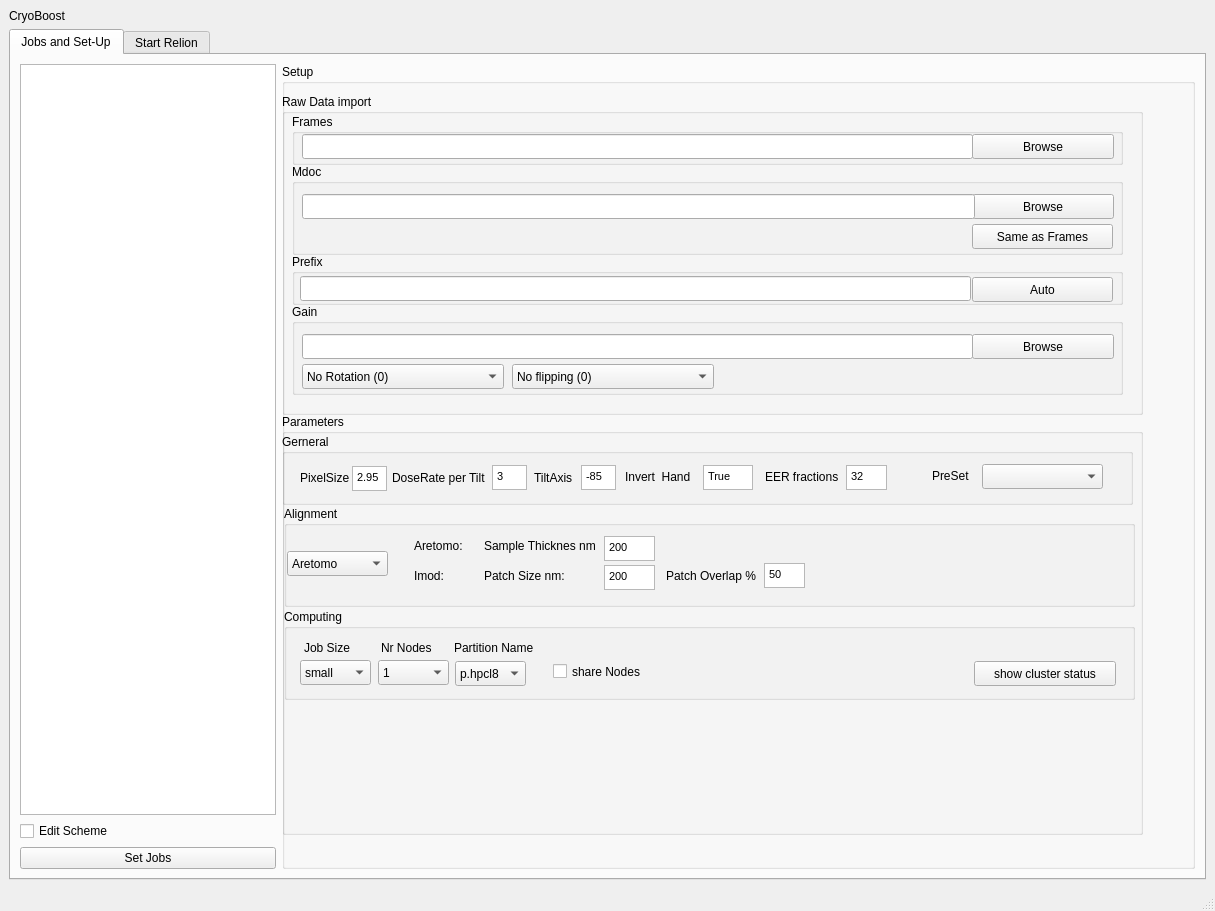
Old version of the form src/gui/schemeGui.ui in the repository Klumpe-lab/CryoBoost.
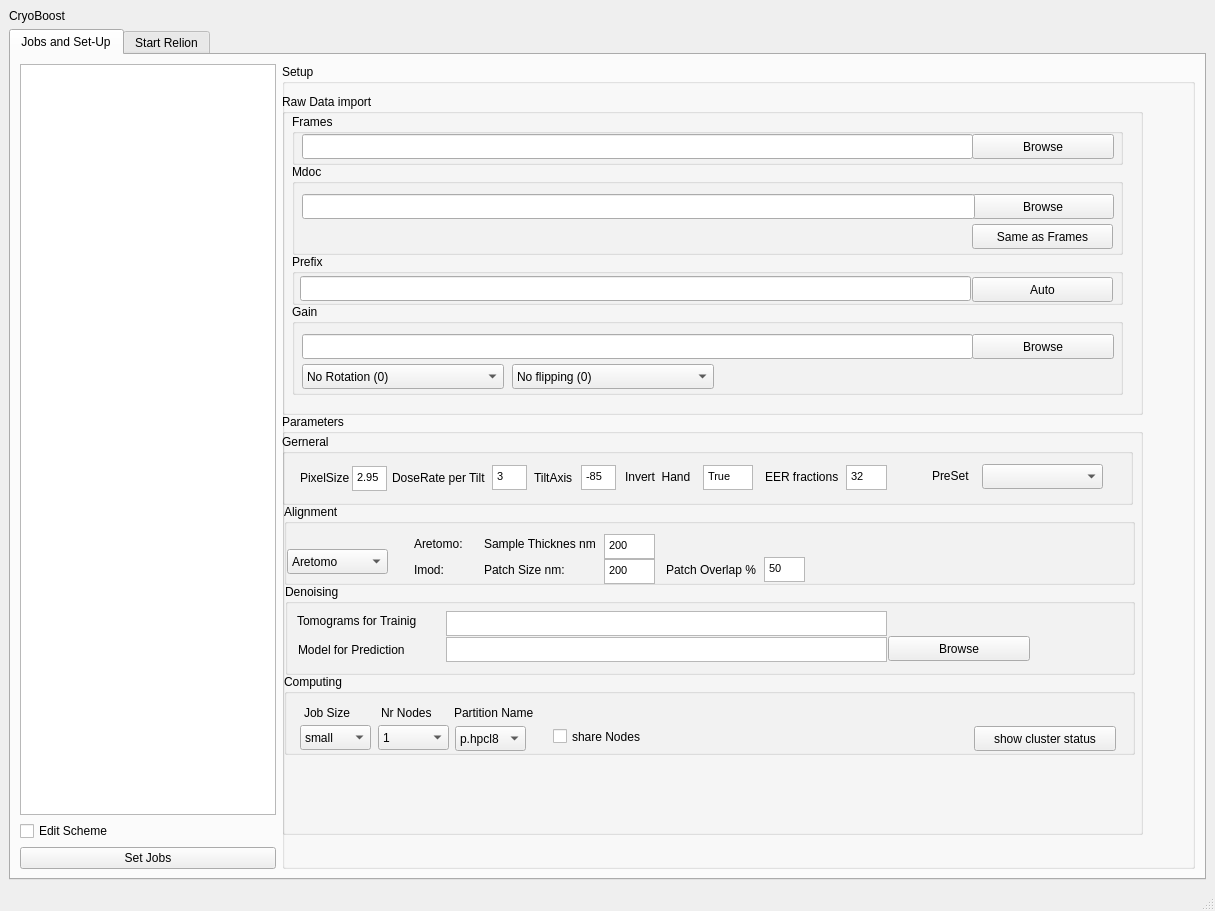
New version of the form.

Commit message: added fields for training and model

```diff
--- a/src/gui/schemeGui.ui
+++ b/src/gui/schemeGui.ui
@@ -482,9 +482,9 @@
             <property name="geometry">
              <rect>
               <x>2</x>
-              <y>92</y>
+              <y>90</y>
               <width>851</width>
-              <height>101</height>
+              <height>81</height>
              </rect>
             </property>
             <property name="title">
@@ -520,7 +520,7 @@
              <property name="geometry">
               <rect>
                <x>130</x>
-               <y>60</y>
+               <y>56</y>
                <width>61</width>
                <height>20</height>
               </rect>
@@ -573,7 +573,7 @@
              <property name="geometry">
               <rect>
                <x>200</x>
-               <y>62</y>
+               <y>58</y>
                <width>131</width>
                <height>16</height>
               </rect>
@@ -586,7 +586,7 @@
              <property name="geometry">
               <rect>
                <x>320</x>
-               <y>59</y>
+               <y>55</y>
                <width>51</width>
                <height>25</height>
               </rect>
@@ -606,7 +606,7 @@
              <property name="geometry">
               <rect>
                <x>382</x>
-               <y>62</y>
+               <y>58</y>
                <width>101</width>
                <height>16</height>
               </rect>
@@ -619,7 +619,7 @@
              <property name="geometry">
               <rect>
                <x>480</x>
-               <y>57</y>
+               <y>53</y>
                <width>41</width>
                <height>25</height>
               </rect>
@@ -636,14 +636,116 @@
              </property>
             </widget>
            </widget>
+           <widget class="QGroupBox" name="groupBox_13">
+            <property name="geometry">
+             <rect>
+              <x>3</x>
+              <y>170</y>
+              <width>850</width>
+              <height>91</height>
+             </rect>
+            </property>
+            <property name="title">
+             <string>Denoising</string>
+            </property>
+            <widget class="QLabel" name="label_19">
+             <property name="geometry">
+              <rect>
+               <x>12</x>
+               <y>27</y>
+               <width>141</width>
+               <height>20</height>
+              </rect>
+             </property>
+             <property name="text">
+              <string>Tomograms for Trainig</string>
+             </property>
+            </widget>
+            <widget class="QLabel" name="label_20">
+             <property name="geometry">
+              <rect>
+               <x>13</x>
+               <y>56</y>
+               <width>141</width>
+               <height>20</height>
+              </rect>
+             </property>
+             <property name="text">
+              <string>Model for Prediction</string>
+             </property>
+            </widget>
+            <widget class="QTextEdit" name="textEdit_tomoForDenoiseTrain">
+             <property name="geometry">
+              <rect>
+               <x>161</x>
+               <y>27</y>
+               <width>441</width>
+               <height>25</height>
+              </rect>
+             </property>
+             <property name="verticalScrollBarPolicy">
+              <enum>Qt::ScrollBarAlwaysOff</enum>
+             </property>
+             <property name="html">
+              <string>&lt;!DOCTYPE HTML PUBLIC &quot;-//W3C//DTD HTML 4.0//EN&quot; &quot;http://www.w3.org/TR/REC-html40/strict.dtd&quot;&gt;
+&lt;html&gt;&lt;head&gt;&lt;meta name=&quot;qrichtext&quot; content=&quot;1&quot; /&gt;&lt;meta charset=&quot;utf-8&quot; /&gt;&lt;style type=&quot;text/css&quot;&gt;
+p, li { white-space: pre-wrap; }
+hr { height: 1px; border-width: 0; }
+li.unchecked::marker { content: &quot;\2610&quot;; }
+li.checked::marker { content: &quot;\2612&quot;; }
+&lt;/style&gt;&lt;/head&gt;&lt;body style=&quot; font-family:'Sans Serif'; font-size:9pt; font-weight:400; font-style:normal;&quot;&gt;
+&lt;p style=&quot;-qt-paragraph-type:empty; margin-top:0px; margin-bottom:0px; margin-left:0px; margin-right:0px; -qt-block-indent:0; text-indent:0px;&quot;&gt;&lt;br /&gt;&lt;/p&gt;&lt;/body&gt;&lt;/html&gt;</string>
+             </property>
+            </widget>
+            <widget class="QTextEdit" name="textEdit_pathDenoiseModel">
+             <property name="geometry">
+              <rect>
+               <x>161</x>
+               <y>53</y>
+               <width>441</width>
+               <height>25</height>
+              </rect>
+             </property>
+             <property name="inputMethodHints">
+              <set>Qt::ImhMultiLine</set>
+             </property>
+             <property name="verticalScrollBarPolicy">
+              <enum>Qt::ScrollBarAlwaysOff</enum>
+             </property>
+             <property name="html">
+              <string>&lt;!DOCTYPE HTML PUBLIC &quot;-//W3C//DTD HTML 4.0//EN&quot; &quot;http://www.w3.org/TR/REC-html40/strict.dtd&quot;&gt;
+&lt;html&gt;&lt;head&gt;&lt;meta name=&quot;qrichtext&quot; content=&quot;1&quot; /&gt;&lt;meta charset=&quot;utf-8&quot; /&gt;&lt;style type=&quot;text/css&quot;&gt;
+p, li { white-space: pre-wrap; }
+hr { height: 1px; border-width: 0; }
+li.unchecked::marker { content: &quot;\2610&quot;; }
+li.checked::marker { content: &quot;\2612&quot;; }
+&lt;/style&gt;&lt;/head&gt;&lt;body style=&quot; font-family:'Sans Serif'; font-size:9pt; font-weight:400; font-style:normal;&quot;&gt;
+&lt;p style=&quot;-qt-paragraph-type:empty; margin-top:0px; margin-bottom:0px; margin-left:0px; margin-right:0px; -qt-block-indent:0; text-indent:0px;&quot;&gt;&lt;br /&gt;&lt;/p&gt;
+&lt;p style=&quot;-qt-paragraph-type:empty; margin-top:0px; margin-bottom:0px; margin-left:0px; margin-right:0px; -qt-block-indent:0; text-indent:0px;&quot;&gt;&lt;br /&gt;&lt;/p&gt;&lt;/body&gt;&lt;/html&gt;</string>
+             </property>
+            </widget>
+            <widget class="QPushButton" name="btn_browse_denoisingModel">
+             <property name="geometry">
+              <rect>
+               <x>603</x>
+               <y>52</y>
+               <width>142</width>
+               <height>25</height>
+              </rect>
+             </property>
+             <property name="text">
+              <string>Browse</string>
+             </property>
+            </widget>
+           </widget>
           </widget>
           <widget class="QGroupBox" name="groupBox_10">
            <property name="geometry">
             <rect>
              <x>2</x>
-             <y>545</y>
+             <y>610</y>
              <width>851</width>
-             <height>91</height>
+             <height>81</height>
             </rect>
            </property>
            <property name="title">
```
The commit also changes 1 other file.
